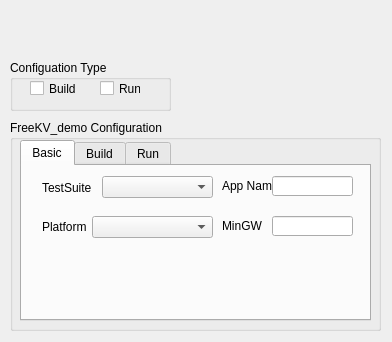
Above: src/new_GUI/designer_window/demoUi.ui from lingxia/FreeKV_demo_gui before the change. Below: the same form after it.
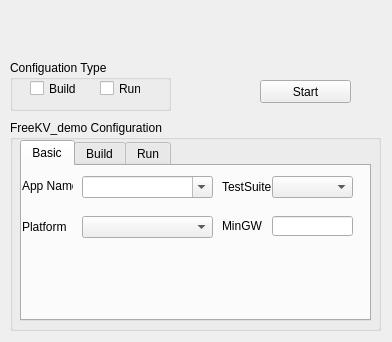
That is the form after the change. The open tabs and pages were chosen to show the change. Icons and pictures are not drawn.

What changed in the file:
```diff
--- a/src/new_GUI/designer_window/demoUi.ui
+++ b/src/new_GUI/designer_window/demoUi.ui
@@ -48,9 +48,9 @@
      <widget class="QComboBox" name="testsuiteComboBox">
       <property name="geometry">
        <rect>
-        <x>80</x>
+        <x>250</x>
         <y>10</y>
-        <width>111</width>
+        <width>81</width>
         <height>22</height>
        </rect>
       </property>
@@ -58,9 +58,9 @@
      <widget class="QLabel" name="testsuiteLabel">
       <property name="geometry">
        <rect>
-        <x>20</x>
-        <y>11</y>
-        <width>71</width>
+        <x>200</x>
+        <y>10</y>
+        <width>51</width>
         <height>21</height>
        </rect>
       </property>
@@ -71,7 +71,7 @@
      <widget class="QLabel" name="label">
       <property name="geometry">
        <rect>
-        <x>200</x>
+        <x>0</x>
         <y>10</y>
         <width>51</width>
         <height>20</height>
@@ -81,20 +81,10 @@
        <string>App Name</string>
       </property>
      </widget>
-     <widget class="QLineEdit" name="appLineEdit">
-      <property name="geometry">
-       <rect>
-        <x>250</x>
-        <y>10</y>
-        <width>81</width>
-        <height>20</height>
-       </rect>
-      </property>
-     </widget>
      <widget class="QLabel" name="platformLabel">
       <property name="geometry">
        <rect>
-        <x>20</x>
+        <x>0</x>
         <y>50</y>
         <width>54</width>
         <height>21</height>
@@ -107,9 +97,9 @@
      <widget class="QComboBox" name="platformComboBox">
       <property name="geometry">
        <rect>
-        <x>70</x>
+        <x>60</x>
         <y>50</y>
-        <width>121</width>
+        <width>131</width>
         <height>22</height>
        </rect>
       </property>
@@ -137,6 +127,19 @@
        </rect>
       </property>
      </widget>
+     <widget class="QComboBox" name="appComboBox">
+      <property name="geometry">
+       <rect>
+        <x>60</x>
+        <y>10</y>
+        <width>131</width>
+        <height>22</height>
+       </rect>
+      </property>
+      <property name="editable">
+       <bool>true</bool>
+      </property>
+     </widget>
     </widget>
     <widget class="QWidget" name="buildTab">
      <attribute name="icon">
@@ -479,6 +482,22 @@
     </property>
    </widget>
   </widget>
+  <widget class="QPushButton" name="startButton">
+   <property name="geometry">
+    <rect>
+     <x>260</x>
+     <y>80</y>
+     <width>91</width>
+     <height>23</height>
+    </rect>
+   </property>
+   <property name="statusTip">
+    <string>Start build/run</string>
+   </property>
+   <property name="text">
+    <string>Start</string>
+   </property>
+  </widget>
  </widget>
  <resources/>
  <connections/>
```
Left out of the diff: 124 changed lines with no effect on the pictures.
